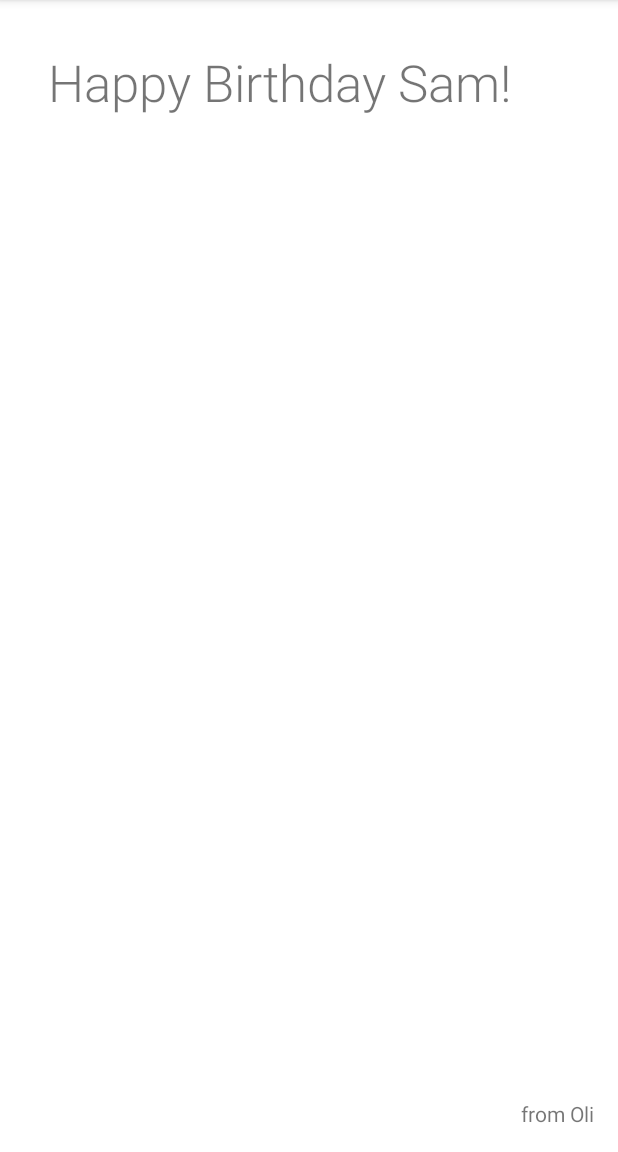
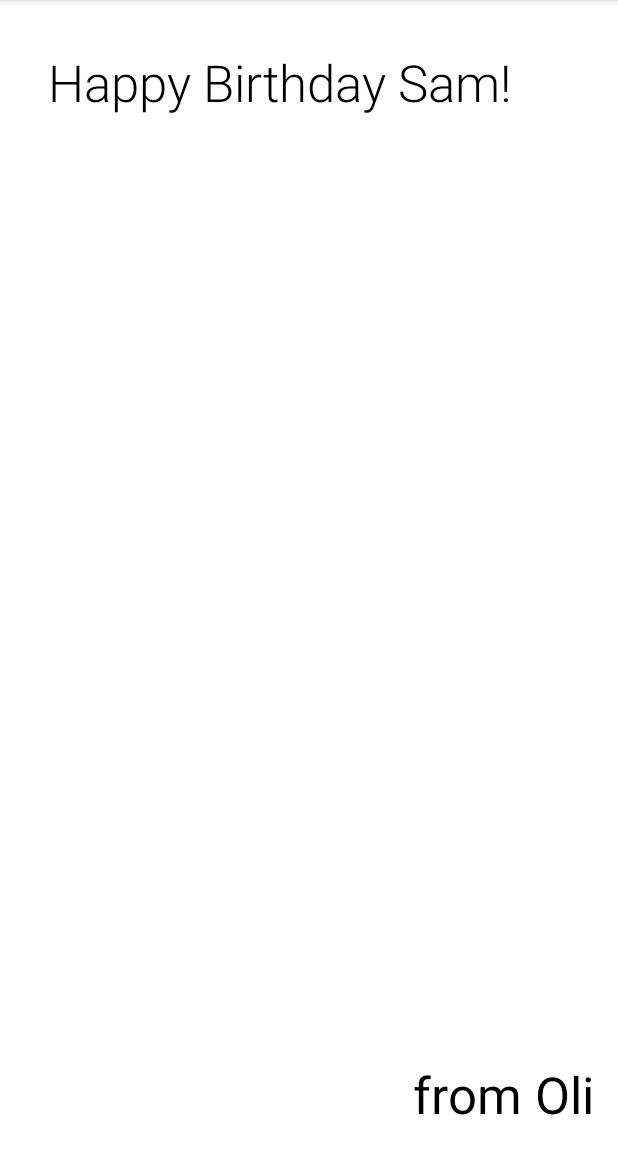
Before and after one commit to pkkdper/App1, an Android app: the screen it shows after launch (MainActivity), on a phone screen of 412 x 824 dp, the part 84-1236 px from its top. Run offline under Robolectric (Android 15) with nearby library versions, the phone set to English and light mode, and no system bars.

Commit message:
changing colour of text

```diff
--- a/app/src/main/res/layout/activity_main.xml
+++ b/app/src/main/res/layout/activity_main.xml
@@ -14,6 +14,7 @@
         android:layout_marginTop="32dp"
         android:fontFamily="sans-serif-light"
         android:text="Happy Birthday Sam!"
+        android:textColor="@android:color/black"
         android:textSize="34sp"
         app:layout_constraintStart_toStartOf="parent"
         app:layout_constraintTop_toTopOf="parent" />
@@ -25,6 +26,8 @@
         android:layout_marginEnd="16dp"
         android:layout_marginBottom="16dp"
         android:text="from Oli"
+        android:textColor="@android:color/black"
+        android:textSize="34sp"
         app:layout_constraintBottom_toBottomOf="parent"
         app:layout_constraintEnd_toEndOf="parent" />
 </androidx.constraintlayout.widget.ConstraintLayout>
```
